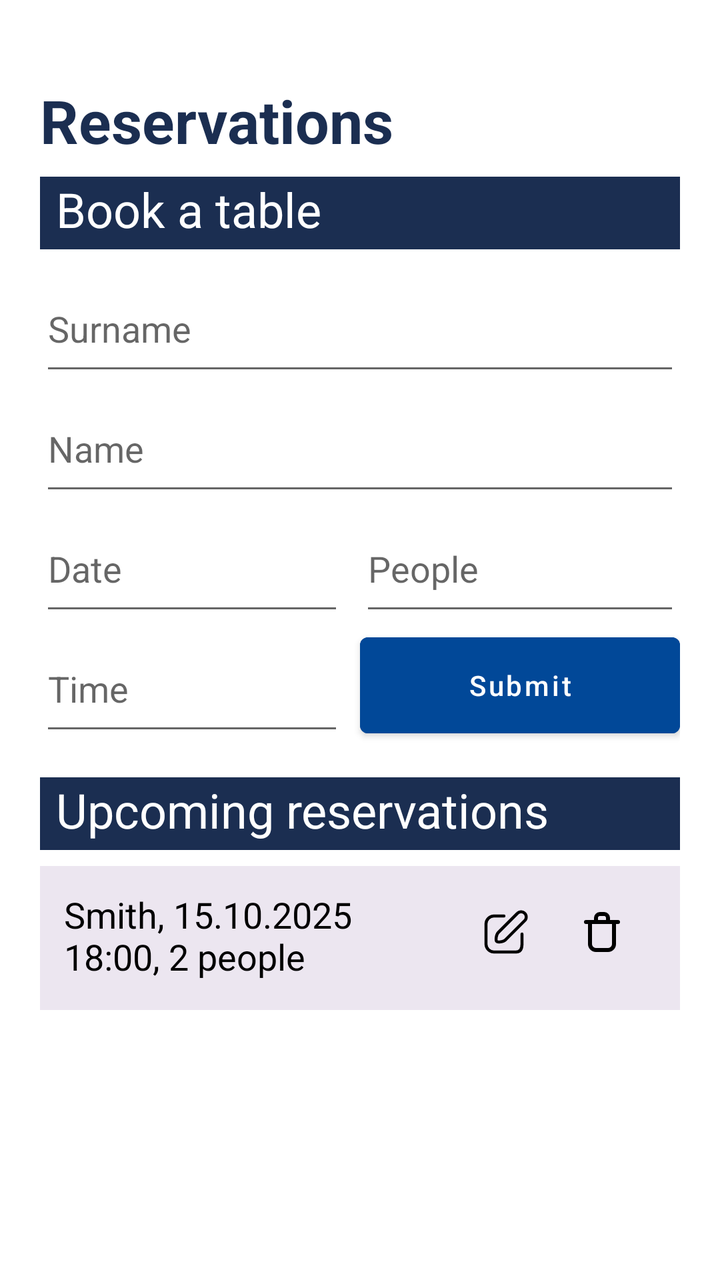
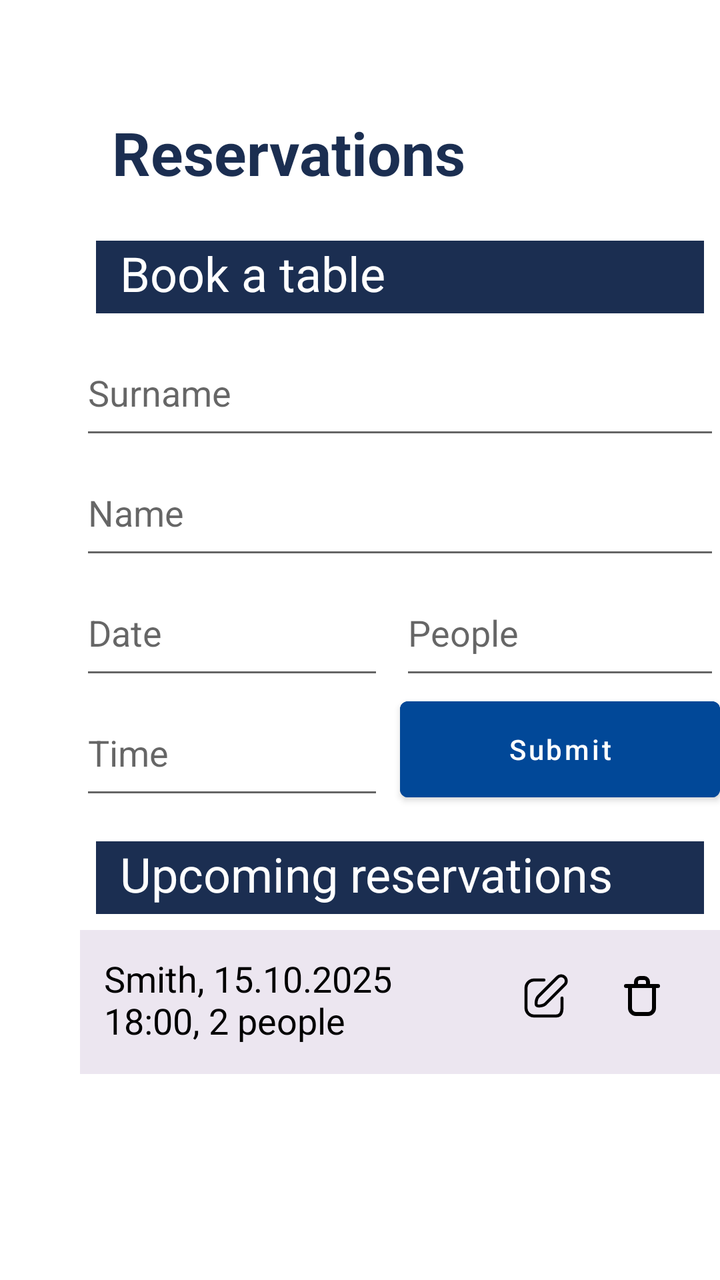

Before-and-after screenshots of an Android layout around one commit, followed by the original layout XML and the change that was made.
<!-- AndroidManifest.xml: application theme Theme.COMP2000 -->
<!-- res/layout/fragment_booking.xml -->
<?xml version="1.0" encoding="utf-8"?>
<ScrollView xmlns:android="http://schemas.android.com/apk/res/android"
    android:layout_width="match_parent"
    android:layout_height="match_parent"
    android:fillViewport="true" >

    

    <LinearLayout
        android:orientation="vertical"
        android:padding="40dp"
        android:layout_width="400dp"
        android:layout_height="wrap_content"
        android:layout_gravity="center" >

        <TextView style="@style/PrimaryHeader"
            android:text="Reservations" />

        
        <TextView style="@style/SecondaryHeader"
            android:text="Book a table" />

        
        <EditText style="@style/Form"
            android:hint="Surname"
            android:autofillHints="familyName"
            android:inputType="text" />

        <EditText style="@style/Form"
            android:hint="Name"
            android:autofillHints="givenName"
            android:inputType="text"/>

        <LinearLayout
            android:orientation="horizontal"
            android:layout_width="match_parent"
            android:layout_height="wrap_content">

            <EditText style="@style/Form"
                android:hint="Date"
                android:inputType="date"
                android:autofillHints="date"
                android:layout_weight="1"
                android:layout_marginEnd="8dp"/>

            <EditText style="@style/Form"
                android:hint="People"
                android:inputType="number"
                android:autofillHints="number"
                android:layout_weight="1" />
        </LinearLayout>

        <LinearLayout
            android:orientation="horizontal"
            android:layout_width="match_parent"
            android:layout_height="wrap_content"
            android:gravity="center_vertical"
            android:layout_marginBottom="16dp" >

            <EditText style="@style/Form"
                android:hint="Time"
                android:autofillHints="time"
                android:inputType="time"
                android:layout_width="match_parent"
                android:layout_weight="1"
                android:layout_marginEnd="8dp"/>

            <Button style="@style/PrimaryButton"
                android:text="Submit"
                android:layout_width="match_parent"
                android:layout_height="60dp"
                android:layout_weight="1" />
        </LinearLayout>

        
        <TextView style="@style/SecondaryHeader"
            android:text="Upcoming reservations" />

        <LinearLayout style="@style/Card" >

            <TextView
                android:layout_width="0dp"
                android:layout_height="wrap_content"
                android:layout_weight="1"
                android:text="Smith, 15.10.2025\n18:00, 2 people"
                android:textColor="#000000"
                android:textSize="18sp" />

                <ImageButton
                    android:layout_width="48dp"
                    android:layout_height="48dp"
                    android:src="@drawable/ic_edit"
                    android:background="@android:color/transparent"
                    android:clickable="true"
                    android:contentDescription="Edit reservation" />

                <ImageButton
                    android:layout_width="48dp"
                    android:layout_height="48dp"
                    android:src="@drawable/ic_delete"
                    android:background="@android:color/transparent"
                    android:contentDescription="Delete reservation" />
            </LinearLayout>
        </LinearLayout>
</ScrollView>
<!-- resources referenced by this layout -->
<resources>
  <!-- drawable ic_delete (drawable) -->
  <vector xmlns:android="http://schemas.android.com/apk/res/android" android:height="30dp" android:viewportHeight="30" android:viewportWidth="30" android:width="30dp">
        
      <path android:fillColor="#00000000" android:pathData="M4,7H20" android:strokeColor="#000000" android:strokeLineCap="round" android:strokeLineJoin="round" android:strokeWidth="2"/>
        
      <path android:fillColor="#00000000" android:pathData="M6,7V18C6,19.657 7.343,21 9,21H15C16.657,21 18,19.657 18,18V7" android:strokeColor="#000000" android:strokeLineCap="round" android:strokeLineJoin="round" android:strokeWidth="2"/>
        
      <path android:fillColor="#00000000" android:pathData="M9,5C9,3.895 9.895,3 11,3H13C14.105,3 15,3.895 15,5V7H9V5Z" android:strokeColor="#000000" android:strokeLineCap="round" android:strokeLineJoin="round" android:strokeWidth="2"/>
      
  </vector>
  <style name="Card">
          <item name="android:layout_width">match_parent</item>
          <item name="android:layout_height">wrap_content</item>
          <item name="android:background">@color/light_rose</item>
          <item name="android:padding">12dp</item>
      </style>
  <style name="Form">
          <item name="android:layout_width">match_parent</item>
          <item name="android:layout_height">60dp</item>
      </style>
  <style name="PrimaryButton">
          <item name="android:backgroundTint">@color/blue</item>
          <item name="android:textColor">@color/white</item>
          <item name="android:padding">12dp</item>
          <item name="android:textAllCaps">false</item>
      </style>
  <style name="PrimaryHeader">
          <item name="android:textSize">30sp</item>
          <item name="android:textStyle">bold</item>
          <item name="android:textColor">@color/navy</item>
          <item name="android:layout_marginBottom">8dp</item>
          <item name="android:layout_width">match_parent</item>
          <item name="android:layout_height">wrap_content</item>
      </style>
  <style name="SecondaryHeader">
          <item name="android:background">@color/navy</item>
          <item name="android:textColor">@color/white</item>
          <item name="android:textSize">24sp</item>
          <item name="android:layout_marginBottom">8dp</item>
          <item name="android:paddingBottom">4dp</item>
          <item name="android:paddingHorizontal">8dp</item>
          <item name="android:layout_width">match_parent</item>
          <item name="android:layout_height">wrap_content</item>
      </style>
  <style name="Theme.COMP2000" parent="Theme.MaterialComponents.DayNight.DarkActionBar">
          
          <item name="colorPrimary">@color/purple_500</item>
          <item name="colorPrimaryVariant">@color/purple_700</item>
          <item name="colorOnPrimary">@color/white</item>
          
          <item name="colorSecondary">@color/teal_200</item>
          <item name="colorSecondaryVariant">@color/teal_700</item>
          <item name="colorOnSecondary">@color/black</item>
          
          <item name="android:statusBarColor">?attr/colorPrimaryVariant</item>
          
      </style>
  <color name="light_rose">#ece6f0</color>
  <color name="blue">#014898</color>
  <color name="white">#FFFFFFFF</color>
  <color name="navy">#1b2e51</color>
  <color name="black">#FF000000</color>
  <!-- unchanged entries left out for length: 1 -->
</resources>

<!-- the commit's change to res/layout/fragment_booking.xml (unified diff, before → after) -->
@@ -1,105 +1,109 @@
 <?xml version="1.0" encoding="utf-8"?>
-<ScrollView xmlns:android="http://schemas.android.com/apk/res/android"
+<androidx.constraintlayout.widget.ConstraintLayout xmlns:android="http://schemas.android.com/apk/res/android"
     android:layout_width="match_parent"
-    android:layout_height="match_parent"
-    android:fillViewport="true" >
+    android:layout_height="match_parent">
 
     
 
     <LinearLayout
-        android:orientation="vertical"
-        android:padding="40dp"
         android:layout_width="400dp"
         android:layout_height="wrap_content"
-        android:layout_gravity="center" >
+        android:orientation="vertical"
+        android:padding="40dp">
 
-        <TextView style="@style/PrimaryHeader"
+        <TextView
+            style="@style/PrimaryHeader"
             android:text="Reservations" />
 
         
-        <TextView style="@style/SecondaryHeader"
+        <TextView
+            style="@style/SecondaryHeader"
             android:text="Book a table" />
 
         
-        <EditText style="@style/Form"
+        <EditText
+            style="@style/Form"
+            android:autofillHints="familyName"
             android:hint="Surname"
-            android:autofillHints="familyName"
             android:inputType="text" />
 
-        <EditText style="@style/Form"
+        <EditText
+            style="@style/Form"
+            android:autofillHints="givenName"
             android:hint="Name"
-            android:autofillHints="givenName"
-            android:inputType="text"/>
+            android:inputType="text" />
 
         <LinearLayout
-            android:orientation="horizontal"
             android:layout_width="match_parent"
-            android:layout_height="wrap_content">
+            android:layout_height="wrap_content"
+            android:orientation="horizontal">
 
-            <EditText style="@style/Form"
+            <EditText
+                style="@style/Form"
+                android:layout_marginEnd="8dp"
+                android:layout_weight="1"
+                android:autofillHints="date"
                 android:hint="Date"
-                android:inputType="date"
-                android:autofillHints="date"
+                android:inputType="date" />
+
+            <EditText
+                style="@style/Form"
                 android:layout_weight="1"
-                android:layout_marginEnd="8dp"/>
-
-            <EditText style="@style/Form"
+                android:autofillHints="number"
                 android:hint="People"
-                android:inputType="number"
-                android:autofillHints="number"
-                android:layout_weight="1" />
+                android:inputType="number" />
         </LinearLayout>
 
         <LinearLayout
-            android:orientation="horizontal"
             android:layout_width="match_parent"
             android:layout_height="wrap_content"
+            android:layout_marginBottom="16dp"
             android:gravity="center_vertical"
-            android:layout_marginBottom="16dp" >
+            android:orientation="horizontal">
 
-            <EditText style="@style/Form"
+            <EditText
+                style="@style/Form"
+                android:layout_width="match_parent"
+                android:layout_marginEnd="8dp"
+                android:layout_weight="1"
+                android:autofillHints="time"
                 android:hint="Time"
-                android:autofillHints="time"
-                android:inputType="time"
-                android:layout_width="match_parent"
-                android:layout_weight="1"
-                android:layout_marginEnd="8dp"/>
+                android:inputType="time" />
 
-            <Button style="@style/PrimaryButton"
-                android:text="Submit"
+            <Button
+                style="@style/PrimaryButton"
                 android:layout_width="match_parent"
                 android:layout_height="60dp"
-                android:layout_weight="1" />
+                android:layout_weight="1"
+                android:text="Submit" />
         </LinearLayout>
 
         
-        <TextView style="@style/SecondaryHeader"
+        <TextView
+            style="@style/SecondaryHeader"
             android:text="Upcoming reservations" />
 
-        <LinearLayout style="@style/Card" >
+        <LinearLayout style="@style/Card">
 
             <TextView
                 android:layout_width="0dp"
                 android:layout_height="wrap_content"
                 android:layout_weight="1"
                 android:text="Smith, 15.10.2025\n18:00, 2 people"
-                android:textColor="#000000"
+                android:textColor="@color/black"
                 android:textSize="18sp" />
 
-                <ImageButton
-                    android:layout_width="48dp"
-                    android:layout_height="48dp"
-                    android:src="@drawable/ic_edit"
-                    android:background="@android:color/transparent"
-                    android:clickable="true"
-                    android:contentDescription="Edit reservation" />
+            <ImageButton
+                style="@style/Icon"
+                android:background="@android:color/transparent"
+                android:contentDescription="Edit reservation"
+                android:src="@drawable/ic_edit" />
 
-                <ImageButton
-                    android:layout_width="48dp"
-                    android:layout_height="48dp"
-                    android:src="@drawable/ic_delete"
-                    android:background="@android:color/transparent"
-                    android:contentDescription="Delete reservation" />
-            </LinearLayout>
+            <ImageButton
+                style="@style/Icon"
+                android:background="@android:color/transparent"
+                android:contentDescription="Delete reservation"
+                android:src="@drawable/ic_delete" />
         </LinearLayout>
-</ScrollView>
+    </LinearLayout>
+</androidx.constraintlayout.widget.ConstraintLayout>
<!-- resource entries referenced after the edit -->
@@ -20,6 +20,12 @@
           <item name="android:layout_width">match_parent</item>
           <item name="android:layout_height">60dp</item>
       </style>
+  <style name="Icon">
+          <item name="android:layout_width">48dp</item>
+          <item name="android:layout_height">48dp</item>
+          <item name="android:clickable">true</item>
+          <item name="android:layout_gravity">center</item>
+      </style>
   <style name="PrimaryButton">
           <item name="android:backgroundTint">@color/blue</item>
           <item name="android:textColor">@color/white</item>
@@ -30,17 +36,19 @@
           <item name="android:textSize">30sp</item>
           <item name="android:textStyle">bold</item>
           <item name="android:textColor">@color/navy</item>
-          <item name="android:layout_marginBottom">8dp</item>
+          <item name="android:paddingBottom">8dp</item>
           <item name="android:layout_width">match_parent</item>
           <item name="android:layout_height">wrap_content</item>
+          <item name="android:layout_margin">16</item>
       </style>
   <style name="SecondaryHeader">
           <item name="android:background">@color/navy</item>
           <item name="android:textColor">@color/white</item>
           <item name="android:textSize">24sp</item>
           <item name="android:layout_marginBottom">8dp</item>
+          <item name="android:layout_marginHorizontal">8dp</item>
+          <item name="android:paddingHorizontal">12dp</item>
           <item name="android:paddingBottom">4dp</item>
-          <item name="android:paddingHorizontal">8dp</item>
           <item name="android:layout_width">match_parent</item>
           <item name="android:layout_height">wrap_content</item>
       </style>
